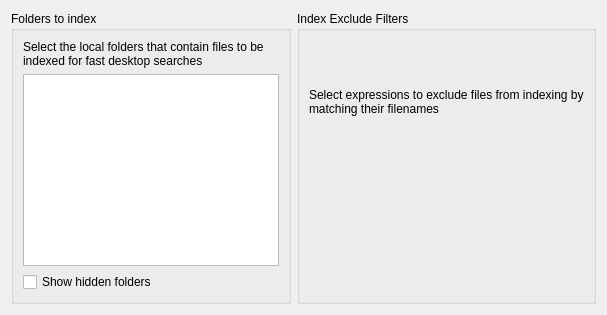
Before: the Qt Designer form nepomuk/kcm/indexfolderselectionwidget.ui in KDE/kde-runtime, drawn with Qt 5.
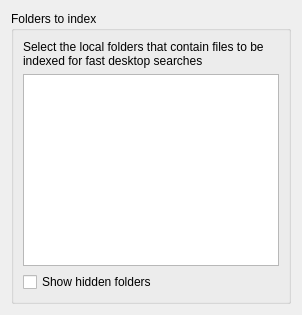
After: the same form once the commit is applied. Custom widgets are drawn as their Qt base class.

The edit to the form file:
```diff
--- a/nepomuk/kcm/indexfolderselectionwidget.ui
+++ b/nepomuk/kcm/indexfolderselectionwidget.ui
@@ -36,37 +36,8 @@
      </layout>
     </widget>
    </item>
-   <item>
-    <widget class="QGroupBox" name="groupBox">
-     <property name="title">
-      <string>Index Exclude Filters</string>
-     </property>
-     <layout class="QVBoxLayout" name="verticalLayout">
-      <item>
-       <widget class="QLabel" name="label_2">
-        <property name="text">
-         <string>Select expressions to exclude files from indexing by matching their filenames</string>
-        </property>
-        <property name="wordWrap">
-         <bool>true</bool>
-        </property>
-       </widget>
-      </item>
-      <item>
-       <widget class="KEditListWidget" name="m_editExcludeFilters"/>
-      </item>
-     </layout>
-    </widget>
-   </item>
   </layout>
  </widget>
- <customwidgets>
-  <customwidget>
-   <class>KEditListWidget</class>
-   <extends>QWidget</extends>
-   <header>keditlistwidget.h</header>
-  </customwidget>
- </customwidgets>
  <resources/>
  <connections/>
 </ui>
```
